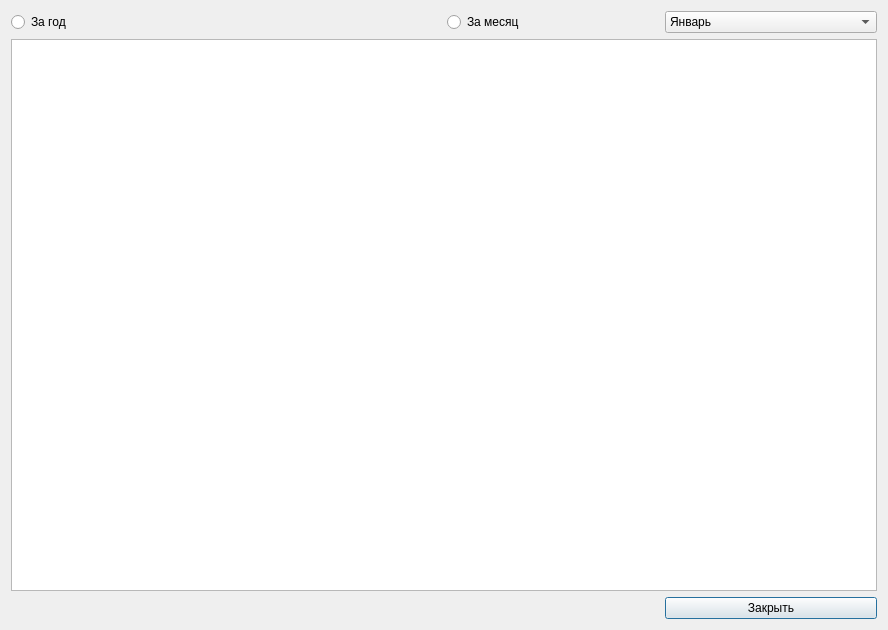
The window that congestion_airport.ui (SxwPPotato/QtCourseProject) describes before a commit, drawn with Qt 5.
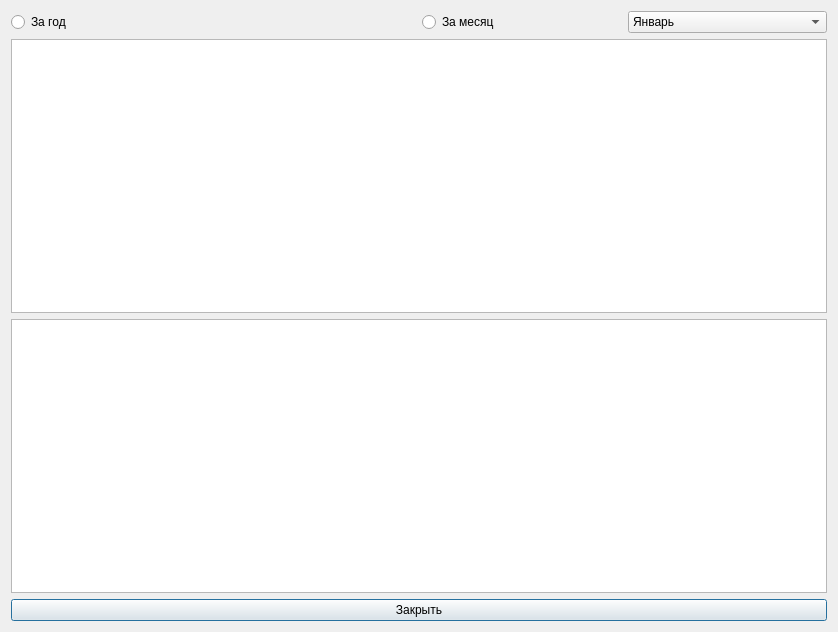
The same window after the commit.

```diff
--- a/congestion_airport.ui
+++ b/congestion_airport.ui
@@ -9,14 +9,37 @@
    <rect>
     <x>0</x>
     <y>0</y>
-    <width>888</width>
-    <height>630</height>
+    <width>838</width>
+    <height>632</height>
    </rect>
   </property>
   <property name="windowTitle">
    <string>Dialog</string>
   </property>
   <layout class="QGridLayout" name="gridLayout">
+   <item row="6" column="0" colspan="4">
+    <widget class="QPushButton" name="pb_close">
+     <property name="text">
+      <string>Закрыть</string>
+     </property>
+    </widget>
+   </item>
+   <item row="0" column="0" colspan="2">
+    <widget class="QRadioButton" name="rb_year">
+     <property name="enabled">
+      <bool>true</bool>
+     </property>
+     <property name="text">
+      <string>За год</string>
+     </property>
+     <property name="checkable">
+      <bool>true</bool>
+     </property>
+     <property name="checked">
+      <bool>false</bool>
+     </property>
+    </widget>
+   </item>
    <item row="0" column="3">
     <widget class="QComboBox" name="cb_mounth">
      <item>
@@ -88,22 +111,11 @@
      </property>
     </widget>
    </item>
-   <item row="1" column="0" colspan="4">
+   <item row="3" column="0" colspan="4">
     <widget class="QTableWidget" name="tw_workload"/>
    </item>
-   <item row="2" column="3">
-    <widget class="QPushButton" name="pb_close">
-     <property name="text">
-      <string>Закрыть</string>
-     </property>
-    </widget>
-   </item>
-   <item row="0" column="0" colspan="2">
-    <widget class="QRadioButton" name="rb_year">
-     <property name="text">
-      <string>За год</string>
-     </property>
-    </widget>
+   <item row="4" column="0" colspan="4">
+    <widget class="QTableWidget" name="tw_graph"/>
    </item>
   </layout>
  </widget>
```
